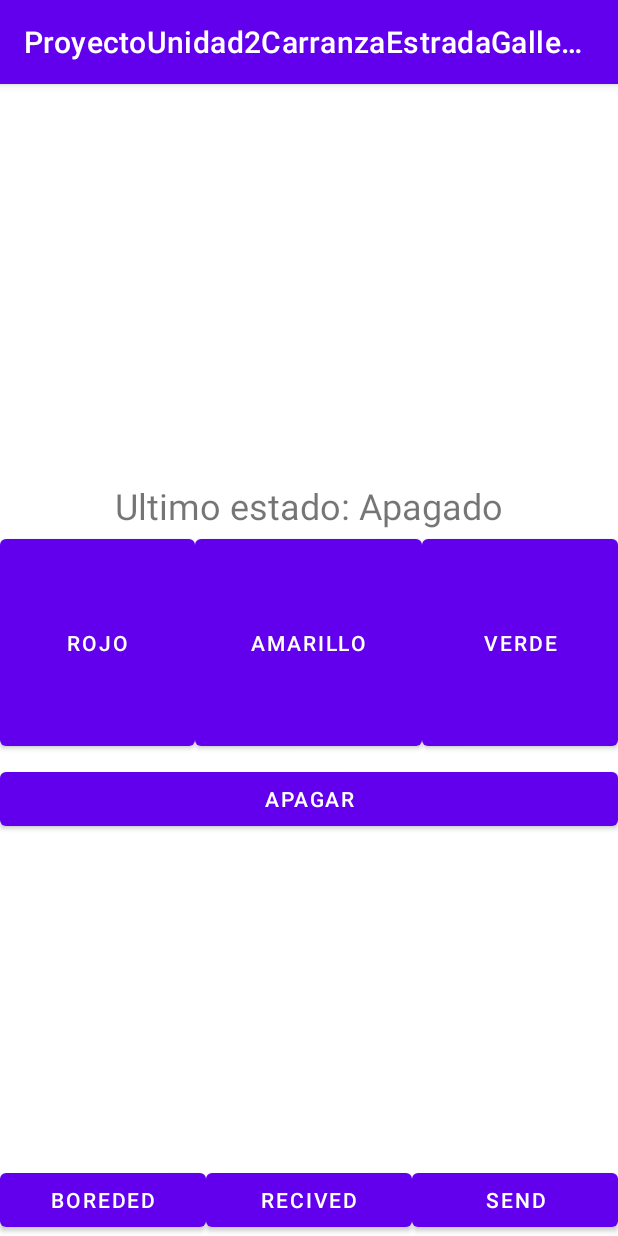
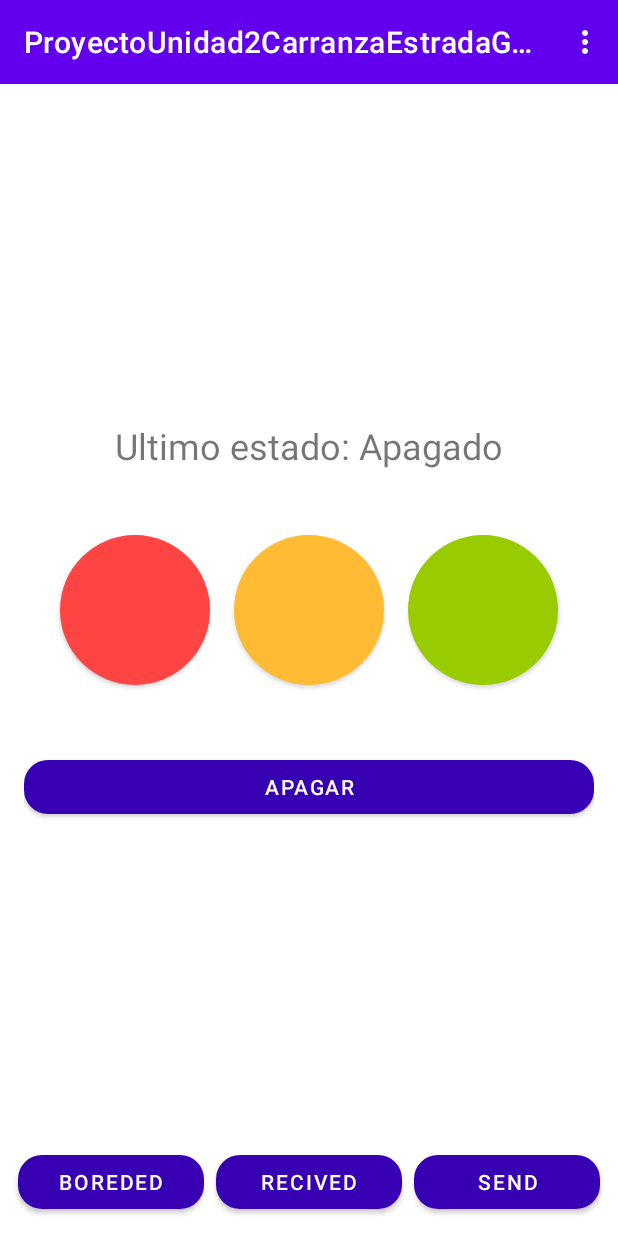
Before and after one commit to PanDuro14/ProyectoUnidad2CarranzaEstradaGallegosMorales, an Android app: the fragment SendFragment placed in its activity, on a phone screen of 412 x 824 dp. Run offline under Robolectric (Android 15) with nearby library versions, the light colour scheme and no system bars.

Commit message:
Se agregarón 1 carpeta "menu" adentro esta el archivo "menu.xml" ahi se encuentra pues el menu xdxd, el otro es para cambiar el color del menu, y lo demas el diseño de koke, un poco del mio y lo que me pidio koke

```diff
--- a/app/src/main/AndroidManifest.xml
+++ b/app/src/main/AndroidManifest.xml
@@ -21,8 +21,9 @@
         tools:targetApi="31">
         <activity
             android:name=".MainActivity"
-            android:exported="true">
-            <intent-filter>
+            android:exported="true"
+            android:theme="@style/Theme.MaterialComponents.DayNight.NoActionBar">
+        <intent-filter>
                 <action android:name="android.intent.action.MAIN" />
 
                 <category android:name="android.intent.category.LAUNCHER" />
--- a/app/src/main/java/com/example/proyectounidad2carranzaestradagallegosmorales/MainActivity.java
+++ b/app/src/main/java/com/example/proyectounidad2carranzaestradagallegosmorales/MainActivity.java
@@ -11,14 +11,16 @@ import android.content.Intent;
 import android.content.IntentFilter;
 import android.os.Bundle;
 import android.os.Handler;
+import android.view.Menu;
+import android.view.MenuItem;
 import android.view.View;
+import android.widget.Button;
 import android.widget.Toast;
 
 import androidx.annotation.NonNull;
-import androidx.annotation.RequiresPermission;
 import androidx.appcompat.app.AppCompatActivity;
+import androidx.appcompat.widget.Toolbar;
 import androidx.fragment.app.Fragment;
-import androidx.lifecycle.Observer;
 import androidx.lifecycle.ViewModelProvider;
 
 import com.example.proyectounidad2carranzaestradagallegosmorales.databinding.ActivityMainBinding;
@@ -31,96 +33,137 @@ import java.util.UUID;
 
 public class MainActivity extends AppCompatActivity {
     private ActivityMainBinding binding;
-
-    // Bluetooth Options
     private BluetoothAdapter bluetoothAdapter;
     private BluetoothDevice bluetoothDevice;
     private BluetoothSocket bluetoothSocket;
-
-    // Ciclo de vida del bluetooth
     private boolean pauseDueToBluetooth = false;
-
-    // SharedViewModel
-    private SharedViewModel sharedViewModel;
-
-    // Manejar la conexión de dispositivos
     private ConnectedThread MyConnectionBT = null;
     private static Handler bluetoothIn;
     final int handlerState = 0;
     private StringBuilder dataStringIn = new StringBuilder();
+    private static final UUID BTMODULEUUID = UUID.fromString("00001101-0000-1000-8000-00805F9B34FB");
+    private SharedViewModel sharedViewModel;
 
-    // Manejar conexión con esp32
-    private static final UUID BTMODULEUUID = UUID.fromString("00001101-0000-1000-8000-00805F9B34FB");
-
-
-    @RequiresPermission(Manifest.permission.BLUETOOTH_CONNECT)
     @Override
     protected void onCreate(Bundle savedInstanceState) {
         super.onCreate(savedInstanceState);
+        binding = ActivityMainBinding.inflate(getLayoutInflater());
+        setContentView(binding.getRoot());
 
-        // Inicalizar el sharedVIewModel y el bluetooth
+        // Configuración de la Toolbar y menú
+        setupToolbar();
+
+        // Configuración de botones
+        setupButtons();
+
+        // Inicialización de Bluetooth
+        initializeBluetooth();
+
+        // Configuración del ViewModel
         sharedViewModel = new ViewModelProvider(this).get(SharedViewModel.class);
+
+        // Fragmento inicial
+        if (savedInstanceState == null) {
+            showFragment(new BorededFragment());
+        }
+
+        // Handler para datos Bluetooth
+        setupBluetoothHandler();
+
+        // Observador para cambios en la dirección del dispositivo
+        setupDeviceObserver();
+    }
+
+    private void setupToolbar() {
+        Toolbar toolbar = binding.toolbar;
+        setSupportActionBar(toolbar);
+        if (getSupportActionBar() != null) {
+            getSupportActionBar().setDisplayShowTitleEnabled(true);
+            // Color morado para el fondo
+            toolbar.setBackgroundColor(getResources().getColor(R.color.purple_500));
+        }
+    }
+
+    private void setupButtons() {
+        // Botón Boreded Devices
+        Button btnBoreded = binding.btnBorededDevices;
+        btnBoreded.setOnClickListener(v -> showFragment(new BorededFragment()));
+
+        // Botón Received Data
+        Button btnReceived = binding.btnRecivedData;
+        btnReceived.setOnClickListener(v -> showFragment(new RecivedFragment()));
+
+        // Botón Send Data
+        Button btnSend = binding.btnSendData;
+        btnSend.setOnClickListener(v -> showFragment(new SendFragment()));
+    }
+
+    @Override
+    public boolean onCreateOptionsMenu(Menu menu) {
+        getMenuInflater().inflate(R.menu.menu, menu);
+        return true;
+    }
+
+    @Override
+    public boolean onOptionsItemSelected(MenuItem item) {
+        int id = item.getItemId();
+
+        if (id == R.id.menu_bonded_devices) {
+            showFragment(new BorededFragment());
+            return true;
+        } else if (id == R.id.menu_received_data) {
+            showFragment(new RecivedFragment());
+            return true;
+        } else if (id == R.id.menu_send_data) {
+            showFragment(new SendFragment());
+            return true;
+        }
+
+        return super.onOptionsItemSelected(item);
+    }
+
+    @SuppressLint("MissingPermission")
+    private void initializeBluetooth() {
         bluetoothAdapter = BluetoothAdapter.getDefaultAdapter();
-
-        if(bluetoothAdapter == null){
+        if (bluetoothAdapter == null) {
             Toast.makeText(this, "Bluetooth no disponible", Toast.LENGTH_SHORT).show();
             finish();
+            return;
         }
 
-        // Verificar el adaptador
-        if(!bluetoothAdapter.isEnabled()){
+        if (!bluetoothAdapter.isEnabled()) {
             requestBluetoothEnable();
         }
 
-        // Registrar el receiver
         registerReceiver(btReceiver, new IntentFilter(BluetoothAdapter.ACTION_STATE_CHANGED));
-
-
-        // Vista y Binding
-        binding = ActivityMainBinding.inflate(getLayoutInflater());
-        View view = binding.getRoot();
-        setContentView(view);
-
-        // Instancia del fragmento
-        if(savedInstanceState == null){
-            getSupportFragmentManager()
-                    .beginTransaction()
-                    .replace(R.id.fragment_container, new BorededFragment())
-                    .commit();
     }
 
-        // Botones de navegación
-        binding.btnBorededDevices.setOnClickListener(v -> showFragment(new BorededFragment()));
-        binding.btnRecivedData.setOnClickListener(v -> showFragment(new RecivedFragment()));
-        binding.btnSendData.setOnClickListener(v -> showFragment(new SendFragment()));
-
-        // Hadler para manejar la lectura de datos bluetooth
-        bluetoothIn = new Handler(){
-            public void handleMessage(@NonNull android.os.Message msg){
-                if(msg.what == handlerState){
+    private void setupBluetoothHandler() {
+        bluetoothIn = new Handler() {
+            public void handleMessage(@NonNull android.os.Message msg) {
+                if (msg.what == handlerState) {
                     dataStringIn.append((String) msg.obj);
                     int endOfLineIndex = dataStringIn.indexOf(" ");
-                    if (endOfLineIndex > 0){
-                        String dataInPrint = dataStringIn.substring(0, endOfLineIndex +1);
+                    if (endOfLineIndex > 0) {
+                        String dataInPrint = dataStringIn.substring(0, endOfLineIndex + 1);
                         sharedViewModel.setDataIn(dataInPrint);
-
                         dataStringIn.delete(0, dataInPrint.length());
                     }
                 }
             }
         };
+    }
 
-        sharedViewModel.getDeviceAddress().observe(this, new Observer<String>() {
     @SuppressLint("MissingPermission")
-            @Override
-            public void onChanged(String address) {
-                if(address == null || address.equals("No hay dispositivo") || address.isEmpty()){
+    private void setupDeviceObserver() {
+        sharedViewModel.getDeviceAddress().observe(this, address -> {
+            if (address == null || address.equals("No hay dispositivo") || address.isEmpty()) {
                 Toast.makeText(getBaseContext(), "No se ha seleccionado un dispositivo", Toast.LENGTH_SHORT).show();
                 return;
             }
 
-                if (bluetoothSocket != null && bluetoothSocket.isConnected()){
-                    if (bluetoothDevice != null && bluetoothDevice.getAddress().equals(address)){
+            if (bluetoothSocket != null && bluetoothSocket.isConnected()) {
+                if (bluetoothDevice != null && bluetoothDevice.getAddress().equals(address)) {
                     Toast.makeText(getBaseContext(), "Ya estás conectado a este dispositivo", Toast.LENGTH_SHORT).show();
                     return;
                 }
@@ -129,98 +172,92 @@ public class MainActivity extends AppCompatActivity {
                     bluetoothSocket.close();
                     sharedViewModel.setIsConnected(false);
                     Toast.makeText(getBaseContext(), "Cambiando de dispositivo...", Toast.LENGTH_SHORT).show();
-                    } catch (IOException e){
+                } catch (IOException e) {
                     Toast.makeText(getBaseContext(), "Error al cerrar la conexión previa", Toast.LENGTH_SHORT).show();
                 }
-
             }
 
+            try {
                 bluetoothDevice = bluetoothAdapter.getRemoteDevice(address);
-                try {
                 bluetoothSocket = createBluetoothSocket(bluetoothDevice);
                 bluetoothSocket.connect();
                 MyConnectionBT = new ConnectedThread(bluetoothSocket, bluetoothIn, handlerState);
                 MyConnectionBT.start();
                 sharedViewModel.setIsConnected(true);
-                } catch (IOException e){
+            } catch (IOException e) {
                 Toast.makeText(getBaseContext(), "Error al conectar el socket", Toast.LENGTH_SHORT).show();
-                }
             }
         });
     }
 
-    private void showFragment(Fragment fragment){
-        getSupportFragmentManager().beginTransaction().replace(R.id.fragment_container, fragment)
-                .addToBackStack(null).commit();
+    private void showFragment(Fragment fragment) {
+        getSupportFragmentManager().beginTransaction()
+                .replace(R.id.fragment_container, fragment)
+                .commit();
     }
 
-    @RequiresPermission(Manifest.permission.BLUETOOTH_CONNECT)
-    private void requestBluetoothEnable(){
+    @SuppressLint("MissingPermission")
+    private void requestBluetoothEnable() {
         Intent intent = new Intent(BluetoothAdapter.ACTION_REQUEST_ENABLE);
         startActivity(intent);
     }
 
     private final BroadcastReceiver btReceiver = new BroadcastReceiver() {
-        @RequiresPermission(Manifest.permission.BLUETOOTH_CONNECT)
         @Override
         public void onReceive(Context context, Intent intent) {
             int state = intent.getIntExtra(BluetoothAdapter.EXTRA_STATE, -1);
-            if (state == BluetoothAdapter.STATE_OFF ){
+            if (state == BluetoothAdapter.STATE_OFF) {
                 pauseDueToBluetooth = true;
                 onPause();
                 requestBluetoothEnable();
-            } else if (state == BluetoothAdapter.STATE_ON && pauseDueToBluetooth){
+            } else if (state == BluetoothAdapter.STATE_ON && pauseDueToBluetooth) {
                 pauseDueToBluetooth = false;
                 onResume();
             }
         }
     };
 
-    private void closeBluetootConnection(){
-        try {
-            if(bluetoothSocket != null && bluetoothSocket.isConnected()){
-                bluetoothSocket.close();
-                sharedViewModel.setIsConnected(false);
-                Toast.makeText(this, "Conexión con bluetooth cerrada", Toast.LENGTH_LONG).show();
+    @SuppressLint("MissingPermission")
+    private BluetoothSocket createBluetoothSocket(@NonNull BluetoothDevice device) throws IOException {
+        return device.createRfcommSocketToServiceRecord(BTMODULEUUID);
     }
-        } catch (IOException e){
-            Toast.makeText(this, "Error al cerrar la conexión con Bluetooth", Toast.LENGTH_SHORT).show();
+
+    public void enviarDatosBT(String mensaje) {
+        if (MyConnectionBT != null && bluetoothSocket != null && bluetoothSocket.isConnected()) {
+            MyConnectionBT.write(mensaje);
+            sharedViewModel.setDataOut(mensaje);
+        } else {
+            Toast.makeText(this, "Bluetooth no conectado", Toast.LENGTH_SHORT).show();
         }
     }
 
+    private void closeBluetoothConnection() {
+        try {
+            if (bluetoothSocket != null && bluetoothSocket.isConnected()) {
+                bluetoothSocket.close();
+                sharedViewModel.setIsConnected(false);
+            }
+        } catch (IOException e) {
+            Toast.makeText(this, "Error al cerrar la conexión Bluetooth", Toast.LENGTH_SHORT).show();
+        }
+    }
 
     @Override
     protected void onPause() {
         super.onPause();
-        Toast.makeText(this, "Bluetooth Apagado", Toast.LENGTH_SHORT).show();
+        Toast.makeText(this, "Aplicación en pausa", Toast.LENGTH_SHORT).show();
     }
 
     @Override
     protected void onResume() {
         super.onResume();
-        Toast.makeText(this, "Bluetooth Reactivado", Toast.LENGTH_SHORT).show();
+        Toast.makeText(this, "Aplicación activa", Toast.LENGTH_SHORT).show();
     }
 
     @Override
     protected void onDestroy() {
         super.onDestroy();
-        closeBluetootConnection();
+        closeBluetoothConnection();
         unregisterReceiver(btReceiver);
     }
-
-    @RequiresPermission(Manifest.permission.BLUETOOTH_CONNECT)
-    private BluetoothSocket createBluetoothSocket(@NonNull BluetoothDevice device) throws IOException{
-        return device.createRfcommSocketToServiceRecord(BTMODULEUUID);
 }
-
-
-    // Enviar información al fragmento
-    public void enviarDatosBT(String mensaje){
-        if (MyConnectionBT != null && bluetoothSocket != null && bluetoothSocket.isConnected()){
-            MyConnectionBT.write(mensaje);
-            sharedViewModel.setDataOut(mensaje);
-        } else {
-            Toast.makeText(this, "Bluetooth no conectado ", Toast.LENGTH_SHORT).show();
-        }
-    }
-}
--- a/app/src/main/java/com/example/proyectounidad2carranzaestradagallegosmorales/ui/RecivedData/RecivedFragment.java
+++ b/app/src/main/java/com/example/proyectounidad2carranzaestradagallegosmorales/ui/RecivedData/RecivedFragment.java
@@ -43,6 +43,8 @@ public class RecivedFragment extends Fragment {
 
         sharedViewModel.getDataIn().observe(getViewLifecycleOwner(), data -> {
             Boolean isConnected = sharedViewModel.getIsConnected().getValue();
+
+            // Si está conectado a un dispositivo
             if(Boolean.TRUE.equals(isConnected) && data != null && !data.isEmpty()){
                 int humedad = sharedViewModel.getHum().getValue();
                 int temperatura = sharedViewModel.getTemp().getValue();
@@ -52,8 +54,13 @@ public class RecivedFragment extends Fragment {
 
                 binding.tvDataRx.setText("Temperatura: " + temperatura  +" C Humedad: " + humedad + "%");
 
+                // Ocultar el mensaje de "No hay dispositivo conectado"
+                binding.tvNoDeviceConnected.setVisibility(View.GONE);
             } else {
                 binding.tvDataRx.setText("Esperando datos...");
+
+                // Mostrar el mensaje de "No hay dispositivo conectado"
+                binding.tvNoDeviceConnected.setVisibility(View.VISIBLE);
             }
         });
         return view;
--- a/app/src/main/res/layout/activity_main.xml
+++ b/app/src/main/res/layout/activity_main.xml
@@ -7,6 +7,15 @@
     android:layout_width="match_parent"
     android:layout_height="match_parent"
     tools:context=".MainActivity">
+
+    <androidx.appcompat.widget.Toolbar
+        android:id="@+id/toolbar"
+        android:layout_width="match_parent"
+        android:layout_height="?attr/actionBarSize"
+        android:background="@color/purple_700"
+        android:theme="@style/ThemeOverlay.AppCompat.Dark.ActionBar"
+        app:popupTheme="@style/PopupThemeWhite"
+        app:layout_constraintTop_toTopOf="parent" />
 
     <!-- Contenedor de fragmentos, arriba de los botones -->
     <FrameLayout
@@ -24,30 +33,45 @@
         android:layout_width="0dp"
         android:layout_height="wrap_content"
         android:orientation="horizontal"
+        android:gravity="center"
+        android:padding="8dp"
         app:layout_constraintBottom_toBottomOf="parent"
         app:layout_constraintStart_toStartOf="parent"
         app:layout_constraintEnd_toEndOf="parent">
 
-        <Button
+        <com.google.android.material.button.MaterialButton
             android:id="@+id/btn_boreded_devices"
             android:layout_width="0dp"
             android:layout_height="wrap_content"
             android:layout_weight="1"
-            android:text="Boreded" />
+            android:text="Boreded"
+            android:layout_margin="4dp"
+            app:cornerRadius="16dp"
+            app:backgroundTint="@color/purple_700"
+            android:textColor="@android:color/white" />
 
-        <Button
+        <com.google.android.material.button.MaterialButton
             android:id="@+id/btn_recived_data"
             android:layout_width="0dp"
             android:layout_height="wrap_content"
             android:layout_weight="1"
-            android:text="Recived" />
+            android:text="Recived"
+            android:layout_margin="4dp"
+            app:cornerRadius="16dp"
+            app:backgroundTint="@color/purple_700"
+            android:textColor="@android:color/white" />
 
-        <Button
+        <com.google.android.material.button.MaterialButton
             android:id="@+id/btn_send_data"
             android:layout_width="0dp"
             android:layout_height="wrap_content"
             android:layout_weight="1"
-            android:text="Send"/>
+            android:text="Send"
+            android:layout_margin="4dp"
+            app:cornerRadius="16dp"
+            app:backgroundTint="@color/purple_700"
+            android:textColor="@android:color/white" />
+
     </LinearLayout>
 
 </androidx.constraintlayout.widget.ConstraintLayout>
--- a/app/src/main/res/layout/fragment_boreded.xml
+++ b/app/src/main/res/layout/fragment_boreded.xml
@@ -15,7 +15,7 @@
         <TextView
             android:id="@+id/tv_boreded"
             android:layout_width="match_parent"
-            android:layout_height="68dp"
+            android:layout_height="80dp"
             android:gravity="bottom"
             android:text="Boreded Devices"
             android:textSize="20sp" />
--- a/app/src/main/res/layout/fragment_recived.xml
+++ b/app/src/main/res/layout/fragment_recived.xml
@@ -7,6 +7,7 @@
     android:layout_height="match_parent"
     tools:context=".ui.RecivedData.RecivedFragment">
 
+    <!-- TextView que muestra el mensaje de "Esperando datos..." -->
     <TextView
         android:id="@+id/tv_data_rx"
         android:layout_width="wrap_content"
@@ -22,4 +23,30 @@
         app:layout_constraintStart_toStartOf="parent"
         app:layout_constraintTop_toTopOf="parent" />
 
+    <!-- TextView adicional para mostrar "No hay dispositivo conectado" -->
+    <TextView
+        android:id="@+id/tv_no_device_connected"
+        android:layout_width="wrap_content"
+        android:layout_height="wrap_content"
+        android:text="No hay dispositivo conectado"
+        android:textSize="18sp"
+        android:textColor="@android:color/holo_red_dark"
+        app:layout_constraintStart_toStartOf="parent"
+        app:layout_constraintTop_toBottomOf="@id/tv_data_rx"
+        app:layout_constraintEnd_toEndOf="parent"
+        android:layout_marginTop="90dp"
+        android:visibility="gone"/>  <!-- Inicialmente oculto -->
+
+    <!-- TextView que muestra la matrícula -->
+    <TextView
+        android:id="@+id/tv_matricula_1"
+        android:layout_width="wrap_content"
+        android:layout_height="wrap_content"
+        android:text="220139 MARTINO 220476 220192"
+        android:textSize="24sp"
+        app:layout_constraintStart_toStartOf="parent"
+        app:layout_constraintTop_toBottomOf="@id/tv_no_device_connected"
+        app:layout_constraintEnd_toEndOf="parent"
+        android:layout_marginTop="150dp" />
+
 </androidx.constraintlayout.widget.ConstraintLayout>
--- a/app/src/main/res/layout/fragment_send.xml
+++ b/app/src/main/res/layout/fragment_send.xml
@@ -1,5 +1,6 @@
 <?xml version="1.0" encoding="utf-8"?>
-<androidx.constraintlayout.widget.ConstraintLayout xmlns:android="http://schemas.android.com/apk/res/android"
+<androidx.constraintlayout.widget.ConstraintLayout
+    xmlns:android="http://schemas.android.com/apk/res/android"
     xmlns:app="http://schemas.android.com/apk/res-auto"
     xmlns:tools="http://schemas.android.com/tools"
     android:id="@+id/frame_send"
@@ -11,51 +12,84 @@
     <LinearLayout
         android:layout_width="match_parent"
         android:layout_height="match_parent"
-        android:orientation="vertical">
+        android:orientation="vertical"
+        android:padding="16dp">
 
         <TextView
             android:id="@+id/tv_last_status"
             android:layout_width="match_parent"
             android:layout_height="297dp"
             android:gravity="bottom|center"
-            android:text="Ultimo estado: 0"
+            android:text="Último estado: 0"
             android:textSize="24sp" />
 
         <LinearLayout
             android:id="@+id/linearLayout"
             android:layout_width="match_parent"
             android:layout_height="155dp"
-            android:gravity="center|top"
-            android:orientation="horizontal">
+            android:orientation="horizontal"
+            android:gravity="center"
+            android:layout_marginTop="16dp">
 
 
-            <Button
+            <!-- Foco Rojo -->
+            <com.google.android.material.button.MaterialButton
                 android:id="@+id/btn_1"
-                android:layout_width="wrap_content"
-                android:layout_height="150dp"
-                android:layout_weight="1"
-                android:text="Rojo" />
+                android:layout_width="100dp"
+                android:layout_height="100dp"
+                android:layout_margin="8dp"
+                android:text=""
+                android:contentDescription="Foco Rojo"
+                app:cornerRadius="50dp"
+                app:backgroundTint="@android:color/holo_red_light"
+                android:elevation="8dp"
+                android:insetLeft="0dp"
+                android:insetRight="0dp"
+                android:insetTop="0dp"
+                android:insetBottom="0dp" />
 
-            <Button
+            <!-- Foco Amarillo -->
+            <com.google.android.material.button.MaterialButton
                 android:id="@+id/btn_2"
-                android:layout_width="wrap_content"
-                android:layout_height="150dp"
-                android:layout_weight="1"
-                android:text="Amarillo" />
+                android:layout_width="100dp"
+                android:layout_height="100dp"
+                android:layout_margin="8dp"
+                android:text=""
+                android:contentDescription="Foco Amarillo"
+                app:cornerRadius="50dp"
+                app:backgroundTint="@android:color/holo_orange_light"
+                android:elevation="8dp"
+                android:insetLeft="0dp"
+                android:insetRight="0dp"
+                android:insetTop="0dp"
+                android:insetBottom="0dp" />
 
-            <Button
+            <!-- Foco Verde -->
+            <com.google.android.material.button.MaterialButton
                 android:id="@+id/btn_3"
-                android:layout_width="wrap_content"
-                android:layout_height="150dp"
-                android:layout_weight="1"
-                android:text="Verde" />
+                android:layout_width="100dp"
+                android:layout_height="100dp"
+                android:layout_margin="8dp"
+                android:text=""
+                android:contentDescription="Foco Verde"
+                app:cornerRadius="50dp"
+                app:backgroundTint="@android:color/holo_green_light"
+                android:elevation="8dp"
+                android:insetLeft="0dp"
+                android:insetRight="0dp"
+                android:insetTop="0dp"
+                android:insetBottom="0dp" />
         </LinearLayout>
 
         <Button
             android:id="@+id/btn_4"
             android:layout_width="match_parent"
             android:layout_height="wrap_content"
-            android:text="Apagar" />
+            android:layout_marginTop="16dp"
+            android:text="Apagar"
+            app:cornerRadius="16dp"
+            app:backgroundTint="@color/purple_700"
+            android:textColor="@android:color/white"/>
 
     </LinearLayout>
 
--- /dev/null
+++ b/app/src/main/res/menu/menu.xml
@@ -0,0 +1,21 @@
+<menu xmlns:android="http://schemas.android.com/apk/res/android"
+    xmlns:app="http://schemas.android.com/apk/res-auto">
+
+    <item
+        android:id="@+id/menu_bonded_devices"
+        android:title="Boreded"
+        android:textColor="@android:color/white"
+        app:showAsAction="never"/>
+
+    <item
+        android:id="@+id/menu_received_data"
+        android:title="Recived"
+        android:textColor="@android:color/white"
+        app:showAsAction="never"/>
+
+    <item
+        android:id="@+id/menu_send_data"
+        android:title="Send"
+        android:textColor="@android:color/white"
+        app:showAsAction="never"/>
+</menu>
--- /dev/null
+++ b/app/src/main/res/values/style.xml
@@ -0,0 +1,12 @@
+<?xml version="1.0" encoding="utf-8"?>
+<resources>
+    <!-- Tema base de la aplicación -->
+    <style name="AppTheme" parent="Theme.AppCompat.Light.DarkActionBar">
+        <!-- Configuraciones generales -->
+    </style>
+
+    <!-- Tema para el menú desplegable -->
+    <style name="PopupThemeWhite" parent="ThemeOverlay.AppCompat.Light">
+        <item name="android:textColor">#FFFFFFFF</item>
+    </style>
+</resources>
```
Lines whose indentation alone changed are shown as unchanged.
